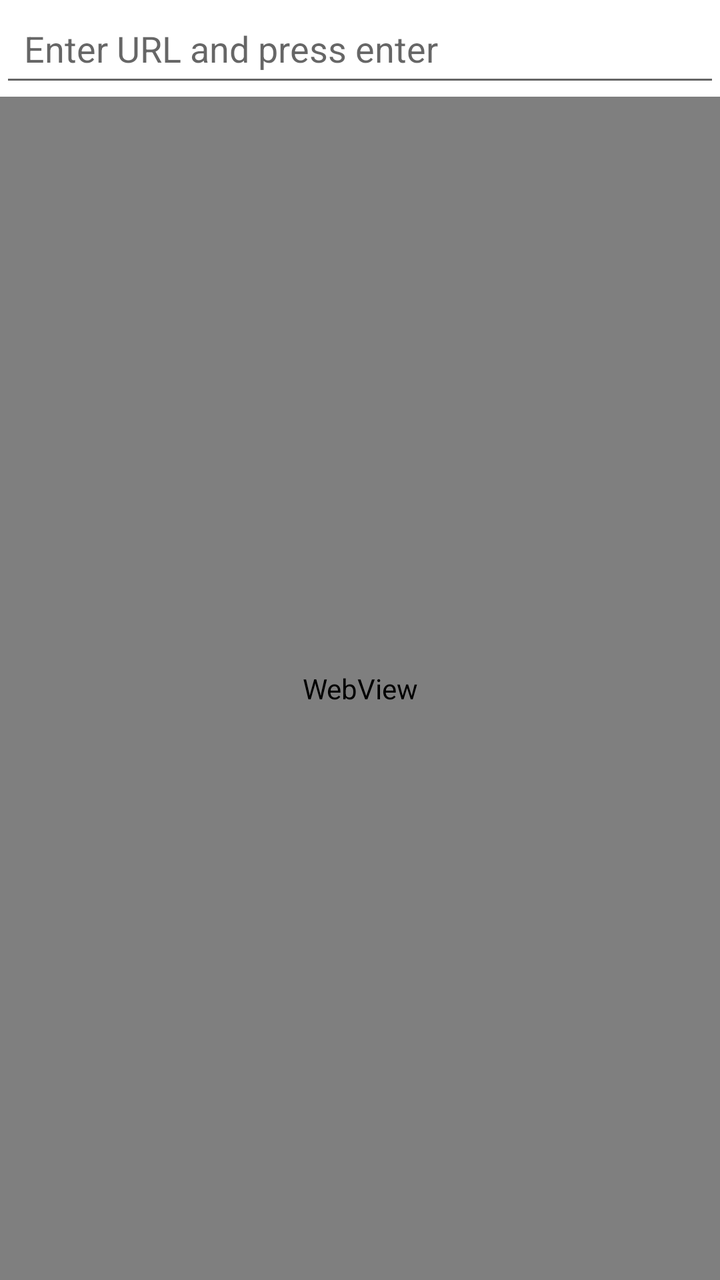
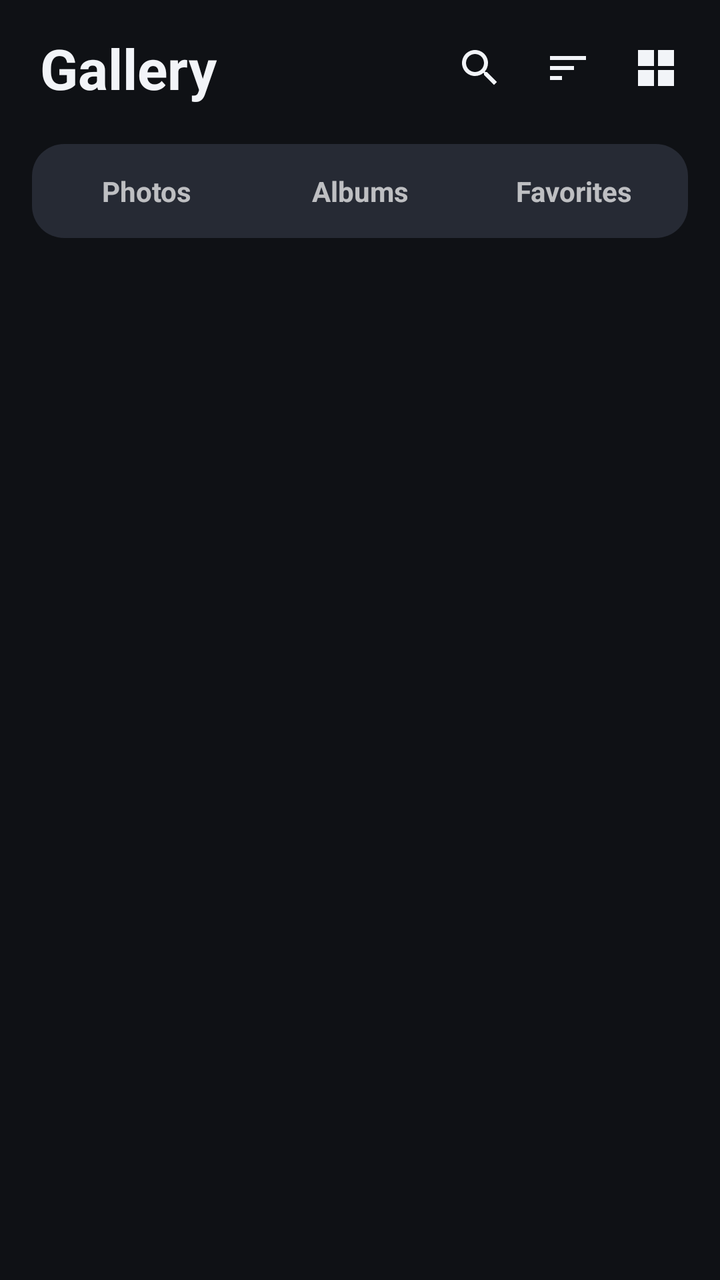

Before-and-after screenshots of an Android layout around one commit, followed by the original layout XML and the change that was made.
<!-- AndroidManifest.xml: application theme Theme.SimpleBrowser -->
<!-- res/layout/activity_main.xml -->
<?xml version="1.0" encoding="utf-8"?>
<LinearLayout xmlns:android="http://schemas.android.com/apk/res/android"
    android:layout_width="match_parent"
    android:layout_height="match_parent"
    android:orientation="vertical">

    <EditText
        android:id="@+id/urlInput"
        android:layout_width="match_parent"
        android:layout_height="wrap_content"
        android:hint="Enter URL and press enter"
        android:imeOptions="actionGo"
        android:inputType="textUri"
        android:padding="12dp" />

    <WebView
        android:id="@+id/webView"
        android:layout_width="match_parent"
        android:layout_height="0dp"
        android:layout_weight="1" />
</LinearLayout>
<!-- resources referenced by this layout -->
<resources>
  <style name="Theme.SimpleBrowser" parent="Theme.MaterialComponents.DayNight.NoActionBar">
          <item name="colorPrimary">#1A73E8</item>
      </style>
</resources>

<!-- the commit's change to res/layout/activity_main.xml (unified diff, before → after) -->
@@ -1,21 +1,26 @@
 <?xml version="1.0" encoding="utf-8"?>
-<LinearLayout xmlns:android="http://schemas.android.com/apk/res/android"
-    android:layout_width="match_parent"
-    android:layout_height="match_parent"
-    android:orientation="vertical">
-
-    <EditText
-        android:id="@+id/urlInput"
-        android:layout_width="match_parent"
-        android:layout_height="wrap_content"
-        android:hint="Enter URL and press enter"
-        android:imeOptions="actionGo"
-        android:inputType="textUri"
-        android:padding="12dp" />
-
-    <WebView
-        android:id="@+id/webView"
-        android:layout_width="match_parent"
-        android:layout_height="0dp"
-        android:layout_weight="1" />
+<LinearLayout xmlns:android="http://schemas.android.com/apk/res/android" android:layout_width="match_parent" android:layout_height="match_parent" android:orientation="vertical" android:background="@color/bg" android:fitsSystemWindows="true">
+    <LinearLayout android:layout_width="match_parent" android:layout_height="wrap_content" android:gravity="center_vertical" android:paddingStart="20dp" android:paddingEnd="10dp" android:paddingTop="12dp">
+        <TextView android:id="@+id/title" android:layout_width="0dp" android:layout_height="wrap_content" android:layout_weight="1" android:text="Gallery" android:textColor="@color/text" android:textSize="28sp" android:textStyle="bold"/>
+        <ImageButton android:id="@+id/btnSearch" style="@style/IconBtn" android:src="@drawable/ic_search"/>
+        <ImageButton android:id="@+id/btnSort" style="@style/IconBtn" android:src="@drawable/ic_sort"/>
+        <ImageButton android:id="@+id/btnGrid" style="@style/IconBtn" android:src="@drawable/ic_grid"/>
+    </LinearLayout>
+    <EditText android:id="@+id/search" android:layout_width="match_parent" android:layout_height="wrap_content" android:layout_margin="12dp" android:visibility="gone" android:hint="Search by name" android:singleLine="true" android:background="@drawable/bg_chip" android:padding="14dp" android:textColor="@color/text" android:textColorHint="@color/sub"/>
+    <LinearLayout android:layout_width="match_parent" android:layout_height="wrap_content" android:layout_margin="16dp" android:background="@drawable/bg_chip" android:padding="4dp">
+        <TextView android:id="@+id/tab0" android:layout_width="0dp" android:layout_height="wrap_content" android:layout_weight="1" android:gravity="center" android:padding="10dp" android:text="Photos" android:textStyle="bold"/>
+        <TextView android:id="@+id/tab1" android:layout_width="0dp" android:layout_height="wrap_content" android:layout_weight="1" android:gravity="center" android:padding="10dp" android:text="Albums" android:textStyle="bold"/>
+        <TextView android:id="@+id/tab2" android:layout_width="0dp" android:layout_height="wrap_content" android:layout_weight="1" android:gravity="center" android:padding="10dp" android:text="Favorites" android:textStyle="bold"/>
+    </LinearLayout>
+    <FrameLayout android:layout_width="match_parent" android:layout_height="0dp" android:layout_weight="1">
+        <androidx.recyclerview.widget.RecyclerView android:id="@+id/list" android:layout_width="match_parent" android:layout_height="match_parent" android:padding="8dp" android:clipToPadding="false"/>
+        <TextView android:id="@+id/empty" android:layout_width="wrap_content" android:layout_height="wrap_content" android:layout_gravity="center" android:gravity="center" android:padding="32dp" android:textColor="@color/sub" android:textSize="16sp" android:visibility="gone"/>
+    </FrameLayout>
+    <LinearLayout android:id="@+id/selBar" android:layout_width="match_parent" android:layout_height="wrap_content" android:layout_margin="12dp" android:background="@drawable/bg_card" android:gravity="center_vertical" android:paddingStart="20dp" android:paddingEnd="8dp" android:paddingTop="6dp" android:paddingBottom="6dp" android:visibility="gone">
+        <TextView android:id="@+id/selCount" android:layout_width="0dp" android:layout_height="wrap_content" android:layout_weight="1" android:textColor="@color/text" android:textStyle="bold"/>
+        <ImageButton android:id="@+id/selFav" style="@style/IconBtn" android:src="@drawable/ic_heart"/>
+        <ImageButton android:id="@+id/selShare" style="@style/IconBtn" android:src="@drawable/ic_share"/>
+        <ImageButton android:id="@+id/selDel" style="@style/IconBtn" android:src="@drawable/ic_delete"/>
+        <ImageButton android:id="@+id/selClose" style="@style/IconBtn" android:src="@drawable/ic_close"/>
+    </LinearLayout>
 </LinearLayout>
<!-- resource entries referenced after the edit -->
@@ -1,7 +1,37 @@
 <!-- resources referenced by this layout -->
 <resources>
-  <style name="Theme.SimpleBrowser" parent="Theme.MaterialComponents.DayNight.NoActionBar">
-          <item name="colorPrimary">#1A73E8</item>
+  <color name="bg">#0F1115</color>
+  <color name="sub">#9AA3B2</color>
+  <color name="text">#F2F4F8</color>
+  <!-- drawable bg_card (drawable) -->
+  <shape xmlns:android="http://schemas.android.com/apk/res/android"><solid android:color="@color/surface"/><corners android:radius="24dp"/></shape>
+  <!-- drawable bg_chip (drawable) -->
+  <shape xmlns:android="http://schemas.android.com/apk/res/android"><solid android:color="@color/surface2"/><corners android:radius="16dp"/></shape>
+  <!-- drawable ic_close (drawable) -->
+  <vector xmlns:android="http://schemas.android.com/apk/res/android" android:width="24dp" android:height="24dp" android:viewportWidth="24" android:viewportHeight="24"><path android:fillColor="#FFFFFFFF" android:pathData="M19,6.41L17.59,5 12,10.59 6.41,5 5,6.41 10.59,12 5,17.59 6.41,19 12,13.41 17.59,19 19,17.59 13.41,12z"/></vector>
+  <!-- drawable ic_delete (drawable) -->
+  <vector xmlns:android="http://schemas.android.com/apk/res/android" android:width="24dp" android:height="24dp" android:viewportWidth="24" android:viewportHeight="24"><path android:fillColor="#FFFFFFFF" android:pathData="M6,19c0,1.1 0.9,2 2,2h8c1.1,0 2,-0.9 2,-2V7H6v12zM19,4h-3.5l-1,-1h-5l-1,1H5v2h14V4z"/></vector>
+  <!-- drawable ic_grid (drawable) -->
+  <vector xmlns:android="http://schemas.android.com/apk/res/android" android:width="24dp" android:height="24dp" android:viewportWidth="24" android:viewportHeight="24"><path android:fillColor="#FFFFFFFF" android:pathData="M3,3v8h8V3H3zM13,3v8h8V3h-8zM3,13v8h8v-8H3zM13,13v8h8v-8h-8z"/></vector>
+  <!-- drawable ic_heart (drawable) -->
+  <vector xmlns:android="http://schemas.android.com/apk/res/android" android:width="24dp" android:height="24dp" android:viewportWidth="24" android:viewportHeight="24"><path android:fillColor="#FFFFFFFF" android:pathData="M16.5,3c-1.74,0 -3.41,0.81 -4.5,2.09C10.91,3.81 9.24,3 7.5,3 4.42,3 2,5.42 2,8.5c0,3.78 3.4,6.86 8.55,11.54L12,21.35l1.45,-1.32C18.6,15.36 22,12.28 22,8.5 22,5.42 19.58,3 16.5,3zM12.1,18.55l-0.1,0.1 -0.1,-0.1C7.14,14.24 4,11.39 4,8.5 4,6.5 5.5,5 7.5,5c1.54,0 3.04,0.99 3.57,2.36h1.87C13.46,5.99 14.96,5 16.5,5c2,0 3.5,1.5 3.5,3.5 0,2.89 -3.14,5.74 -7.9,10.05z"/></vector>
+  <!-- drawable ic_search (drawable) -->
+  <vector xmlns:android="http://schemas.android.com/apk/res/android" android:width="24dp" android:height="24dp" android:viewportWidth="24" android:viewportHeight="24"><path android:fillColor="#FFFFFFFF" android:pathData="M15.5,14h-0.79l-0.28,-0.27C15.41,12.59 16,11.11 16,9.5 16,5.91 13.09,3 9.5,3S3,5.91 3,9.5 5.91,16 9.5,16c1.61,0 3.09,-0.59 4.23,-1.57l0.27,0.28v0.79l5,4.99L20.49,19l-4.99,-5zM9.5,14C7.01,14 5,11.99 5,9.5S7.01,5 9.5,5 14,7.01 14,9.5 11.99,14 9.5,14z"/></vector>
+  <!-- drawable ic_sort (drawable) -->
+  <vector xmlns:android="http://schemas.android.com/apk/res/android" android:width="24dp" android:height="24dp" android:viewportWidth="24" android:viewportHeight="24"><path android:fillColor="#FFFFFFFF" android:pathData="M3,18h6v-2H3v2zM3,6v2h18V6H3zM3,13h12v-2H3v2z"/></vector>
+  <style name="IconBtn">
+          <item name="android:layout_width">44dp</item><item name="android:layout_height">44dp</item>
+          <item name="android:background">?attr/selectableItemBackgroundBorderless</item>
+          <item name="android:padding">10dp</item><item name="android:tint">@color/text</item>
       </style>
+  <style name="Theme.Gallery" parent="Theme.MaterialComponents.NoActionBar">
+          <item name="colorPrimary">@color/accent</item>
+          <item name="android:windowBackground">@color/bg</item>
+          <item name="android:statusBarColor">@color/bg</item>
+          <item name="android:navigationBarColor">@color/bg</item>
+      </style>
+  <color name="surface">#1A1D24</color>
+  <color name="surface2">#262A34</color>
+  <color name="accent">#6C8CFF</color>
 </resources>
 
